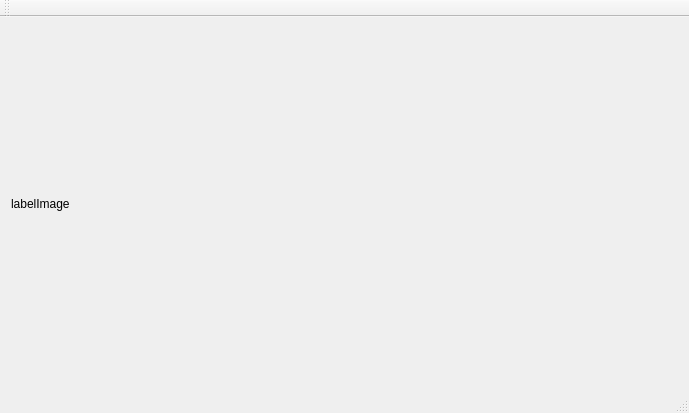
Old version of the form src/RDP/MotionCapture/MotionCapture.ui in the repository DaikiMaekawa/RoboticsProject.
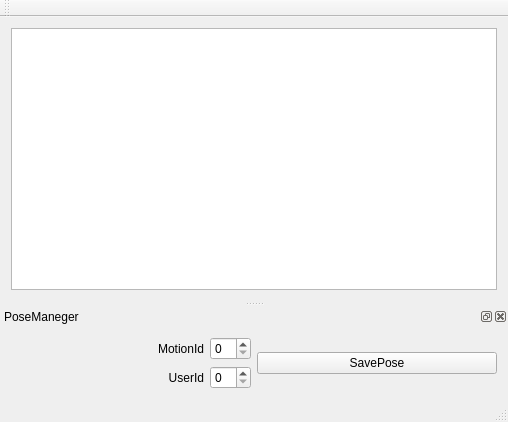
New version of the form.

Diff of the .ui file:
```diff
--- a/src/RDP/MotionCapture/MotionCapture.ui
+++ b/src/RDP/MotionCapture/MotionCapture.ui
@@ -6,8 +6,8 @@
    <rect>
     <x>0</x>
     <y>0</y>
-    <width>689</width>
-    <height>413</height>
+    <width>508</width>
+    <height>422</height>
    </rect>
   </property>
   <property name="windowTitle">
@@ -16,11 +16,7 @@
   <widget class="QWidget" name="centralWidget">
    <layout class="QGridLayout" name="gridLayout">
     <item row="0" column="0">
-     <widget class="QLabel" name="labelImage">
-      <property name="text">
-       <string>labelImage</string>
-      </property>
-     </widget>
+     <widget class="QGraphicsView" name="graphicsView"/>
     </item>
    </layout>
   </widget>
@@ -43,6 +39,71 @@
    </attribute>
   </widget>
   <widget class="QStatusBar" name="statusBar"/>
+  <widget class="QDockWidget" name="dockWidget">
+   <property name="sizePolicy">
+    <sizepolicy hsizetype="Fixed" vsizetype="Maximum">
+     <horstretch>0</horstretch>
+     <verstretch>0</verstretch>
+    </sizepolicy>
+   </property>
+   <property name="styleSheet">
+    <string notr="true"/>
+   </property>
+   <property name="windowTitle">
+    <string>PoseManeger</string>
+   </property>
+   <attribute name="dockWidgetArea">
+    <number>8</number>
+   </attribute>
+   <widget class="QWidget" name="dockWidgetContents">
+    <layout class="QGridLayout" name="gridLayout_2">
+     <item row="2" column="0">
+      <layout class="QGridLayout" name="gridLayout_3">
+       <item row="0" column="0">
+        <widget class="QLabel" name="label">
+         <property name="text">
+          <string>MotionId</string>
+         </property>
+         <property name="alignment">
+          <set>Qt::AlignRight|Qt::AlignTrailing|Qt::AlignVCenter</set>
+         </property>
+        </widget>
+       </item>
+       <item row="0" column="1">
+        <widget class="QSpinBox" name="spinMotionId">
+         <property name="sizePolicy">
+          <sizepolicy hsizetype="Fixed" vsizetype="Fixed">
+           <horstretch>0</horstretch>
+           <verstretch>0</verstretch>
+          </sizepolicy>
+         </property>
+        </widget>
+       </item>
+       <item row="1" column="0">
+        <widget class="QLabel" name="label_2">
+         <property name="text">
+          <string>UserId</string>
+         </property>
+         <property name="alignment">
+          <set>Qt::AlignRight|Qt::AlignTrailing|Qt::AlignVCenter</set>
+         </property>
+        </widget>
+       </item>
+       <item row="1" column="1">
+        <widget class="QSpinBox" name="spinUserId"/>
+       </item>
+      </layout>
+     </item>
+     <item row="2" column="1">
+      <widget class="QPushButton" name="pushSavePose">
+       <property name="text">
+        <string>SavePose</string>
+       </property>
+      </widget>
+     </item>
+    </layout>
+   </widget>
+  </widget>
  </widget>
  <layoutdefault spacing="6" margin="11"/>
  <resources/>
```
Left out of the diff: 2 changed lines with no effect on the pictures.
